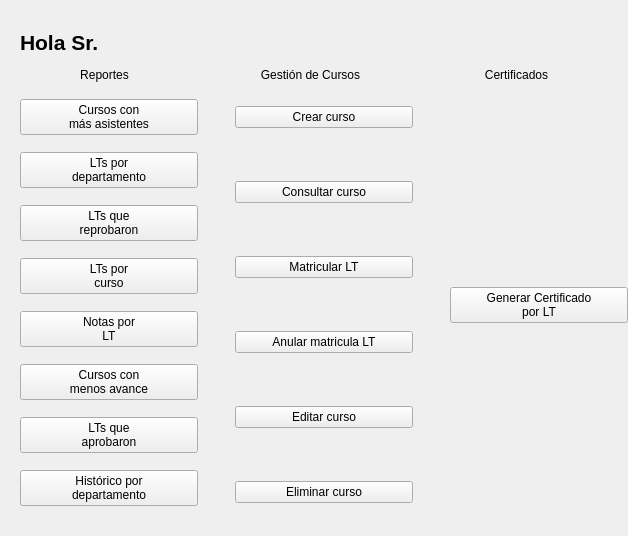
fernandosanchez1128/SGC, file SGC/Vista/vistacoordinador.ui: the form before one commit.
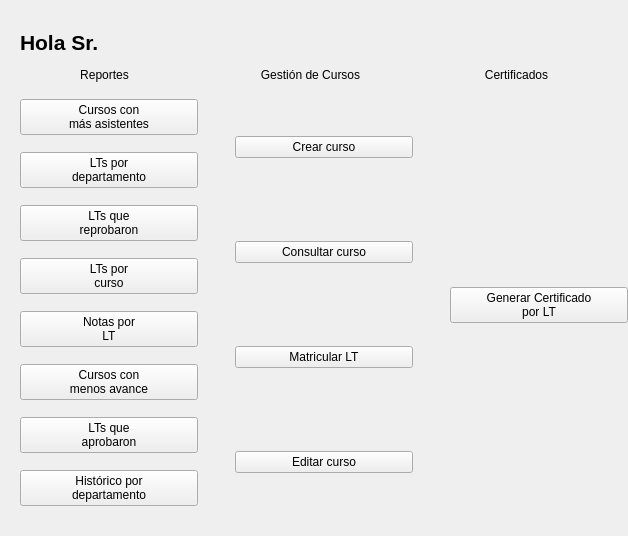
The form after the commit.

Commit message: Matricula LT y CRUD de curso TERMINADO Y PROBADO

Diff of the .ui file:
```diff
--- a/SGC/Vista/vistacoordinador.ui
+++ b/SGC/Vista/vistacoordinador.ui
@@ -153,13 +153,6 @@
          </property>
         </widget>
        </item>
-       <item>
-        <widget class="QPushButton" name="btANular">
-         <property name="text">
-          <string>Anular matricula LT</string>
-         </property>
-        </widget>
-       </item>
        <item>
         <widget class="QPushButton" name="btEditar">
          <property name="text">
@@ -167,13 +160,6 @@
          </property>
         </widget>
        </item>
-       <item>
-        <widget class="QPushButton" name="btEliminar">
-         <property name="text">
-          <string>Eliminar curso</string>
-         </property>
-        </widget>
-       </item>
       </layout>
      </item>
      <item>
```
The commit also changes 12 other files.
